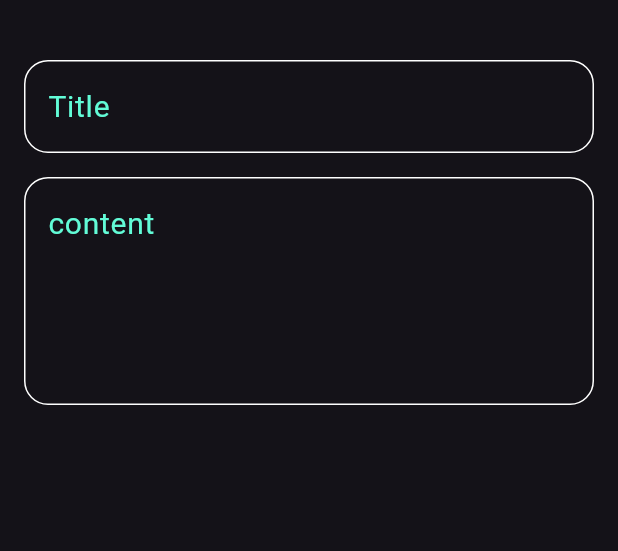
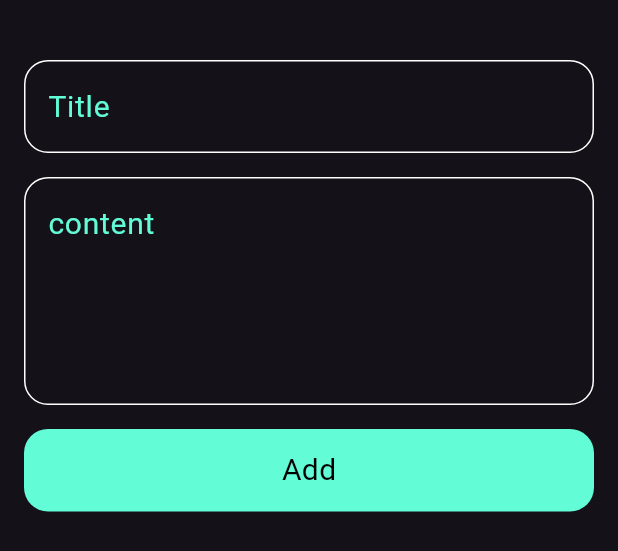
Before and after one commit to bassamAhmedBe/NotesTwo, a Flutter app: the AddNoteBottonShet widget shown alone on an empty page, opened directly, on a phone screen of 412 x 824 dp. Shown: the top 551 px of the screen. Run offline on Flutter 3.47's test engine with Material 3 defaults, Android fonts, the phone set to English and light mode, and no system bars.

Commit message:
create button and finish shet

```diff
--- a/lib/widgets/add-note-botton-sheet.dart
+++ b/lib/widgets/add-note-botton-sheet.dart
@@ -1,4 +1,5 @@
 import 'package:flutter/material.dart';
+import 'package:note_two/widgets/custom_button.dart';
 import 'package:note_two/widgets/custom_textfield.dart';
 
 class AddNoteBottonShet extends StatelessWidget {
@@ -7,7 +8,8 @@
   @override
   Widget build(BuildContext context) {
     return const Padding(
-      padding:  EdgeInsets.all(16),
+      padding: EdgeInsets.all(16),
+      child: SingleChildScrollView(
         child: Column(
           children: [
             SizedBox(
@@ -23,7 +25,12 @@
               maxLine: 5,
               hintText: 'content',
             ),
+            SizedBox(
+              height: 16,
+            ),
+            CustomButton(),
           ],
+        ),
       ),
     );
   }
--- /dev/null
+++ b/lib/widgets/custom_button.dart
@@ -0,0 +1,24 @@
+import 'package:flutter/material.dart';
+import 'package:note_two/constant.dart';
+
+class CustomButton extends StatelessWidget {
+  const CustomButton({super.key});
+
+  @override
+  Widget build(BuildContext context) {
+    return Container(
+      height: 55,
+      width: MediaQuery.of(context).size.width,
+      decoration: BoxDecoration(
+        color: kPrimaryColor,
+        borderRadius: BorderRadius.circular(16),
+      ),
+      child: const Center(
+        child: Text(
+          'Add',
+          style: TextStyle(color: Colors.black, fontSize: 20),
+        ),
+      ),
+    );
+  }
+}
```
Lines whose indentation alone changed are shown as unchanged.
